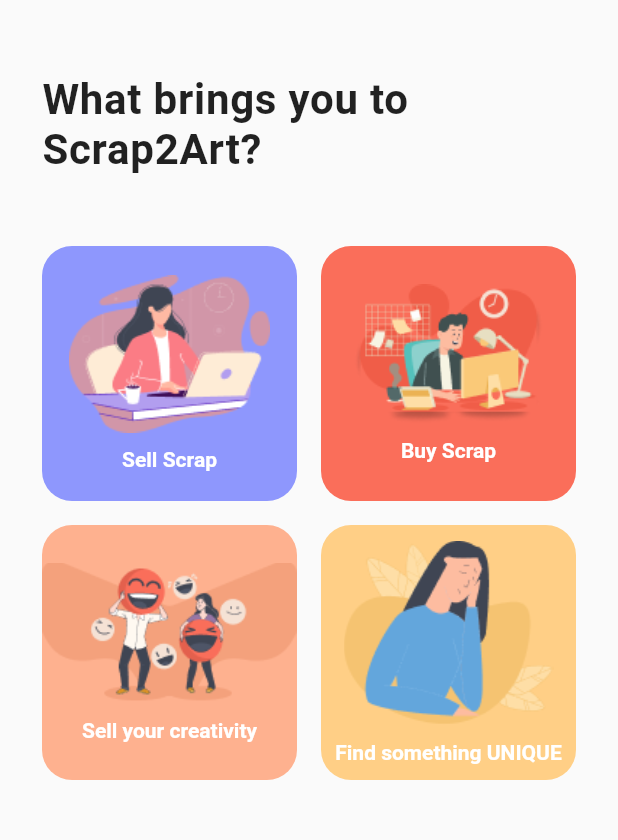
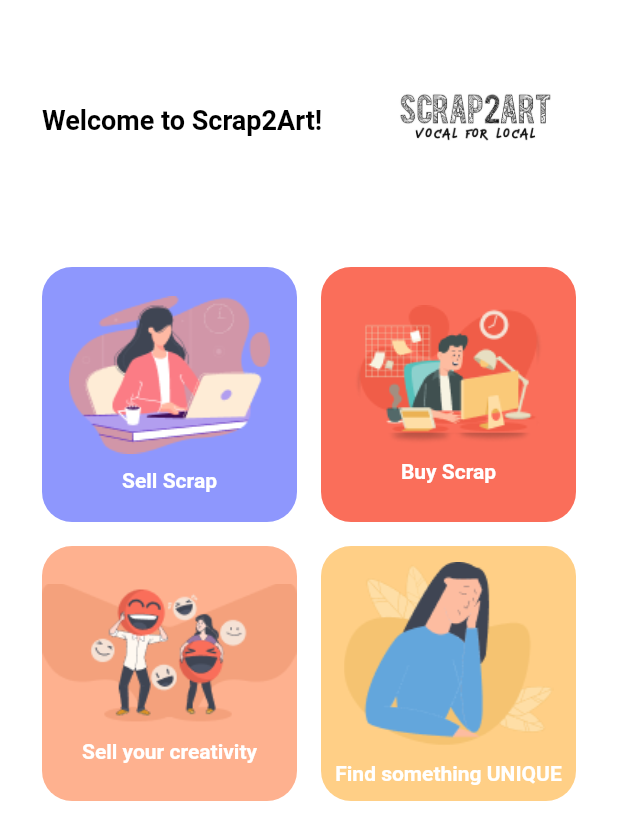
Before and after one commit to ShrutiNigamgit/scrap2art, a Flutter app: the HomePageContent screen opened directly, on a phone screen of 412 x 824 dp. Shown: the top 840 px of the screen. Run offline on Flutter 3.47's test engine with Material 2 defaults, Android fonts, the phone set to English and light mode, and no system bars; our stand-ins replace animated_bottom_navigation_bar, cached_network_image, cloud_firestore, firebase_auth, firebase_core, firebase_storage and 3 more; accounts and stored records are empty.

Commit message:
General changes.

```diff
--- a/lib/UI/HomePage.dart
+++ b/lib/UI/HomePage.dart
@@ -77,17 +77,25 @@ class HomePageContent extends StatefulWidget {
 class _HomePageContentState extends State<HomePageContent> {
   @override
   Widget build(BuildContext context) {
-    return SafeArea(
+    return Scaffold(
+      backgroundColor: Colors.white,
+      body: SafeArea(
         child: Padding(
-        padding: const EdgeInsets.fromLTRB(20, 50, 20, 90),
+          padding: const EdgeInsets.fromLTRB(20, 30, 20, 90),
           child: Column(
             crossAxisAlignment: CrossAxisAlignment.start,
             children: [
               Padding(
                 padding: const EdgeInsets.only(left: 8),
-              child: Text(
-                "What brings you to Scrap2Art?",
-                style: TextStyle(fontSize: 28, fontWeight: FontWeight.bold, letterSpacing: 0.5),
+                child:  Row(
+                  mainAxisAlignment: MainAxisAlignment.spaceBetween,
+                  children: [
+                    Text(
+                      "Welcome to Scrap2Art!",
+                      style: TextStyle(fontSize: 18, fontWeight: FontWeight.bold , color:Colors.black,),
+                    ),
+                    Image.asset('assets/Whitelogo.jpeg', width:150, height: 100),
+                  ],
                 ),
               ),
               SizedBox(height: 40),
@@ -103,6 +111,7 @@ class _HomePageContentState extends State<HomePageContent> {
                 ),
               ),
             ],
+          ),
         ),
       ),
     );
--- a/pubspec.yaml
+++ b/pubspec.yaml
@@ -95,7 +95,9 @@ flutter:
     - assets/WelcomeImage12.png
     - assets/WelcomeImage21.png
     - assets/WelcomeImage22.png
-    -
+    - assets/Whitelogo.jpeg
+    - assets/Purplelogo.jpeg
+    - assets/Mainlogo.png
 
   # An image asset can refer to one or more resolution-specific "variants", see
   # https://flutter.dev/assets-and-images/#resolution-aware
```
Also changed, not shown: lib/UI/BuyPage.dart (+36 -13 lines), lib/UI/Tips.dart (+16 -6 lines), lib/UI/viewProduct.dart (added, +46 -0 lines), assets/Mainlogo.png (added), assets/Purplelogo.jpeg (added), assets/Whitelogo.jpeg (added). Lines whose indentation alone changed are shown as unchanged.
